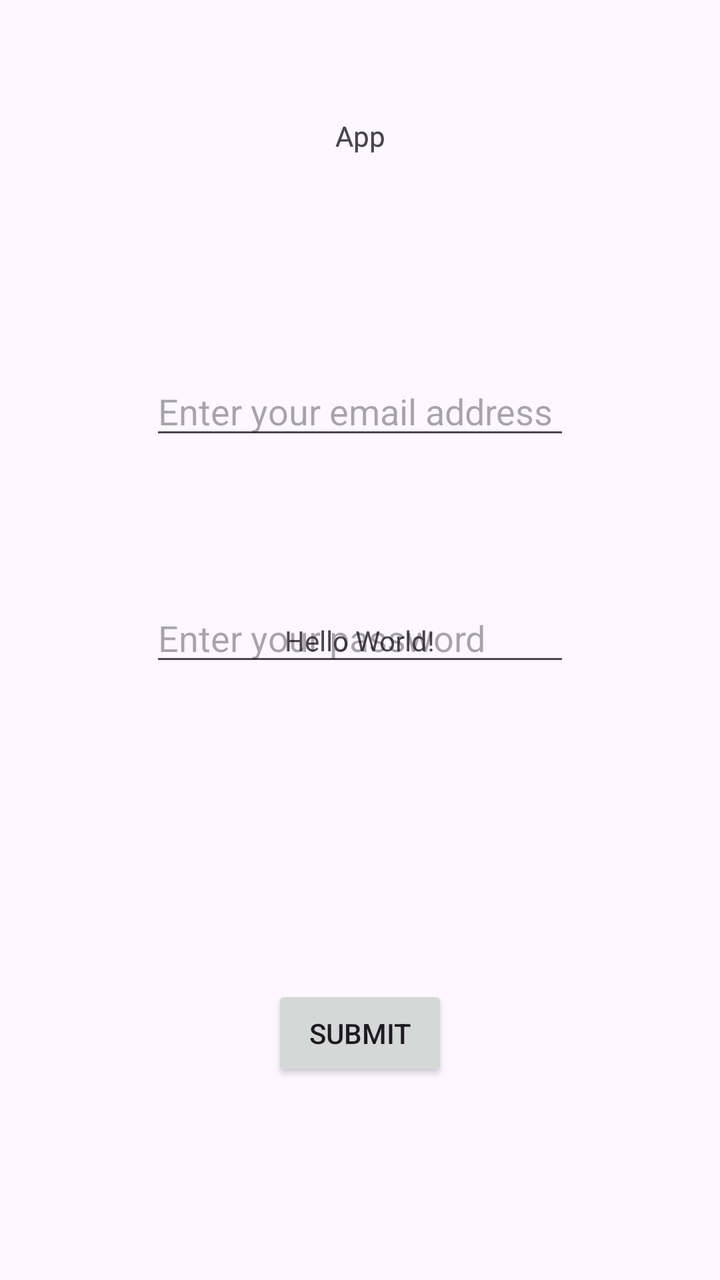
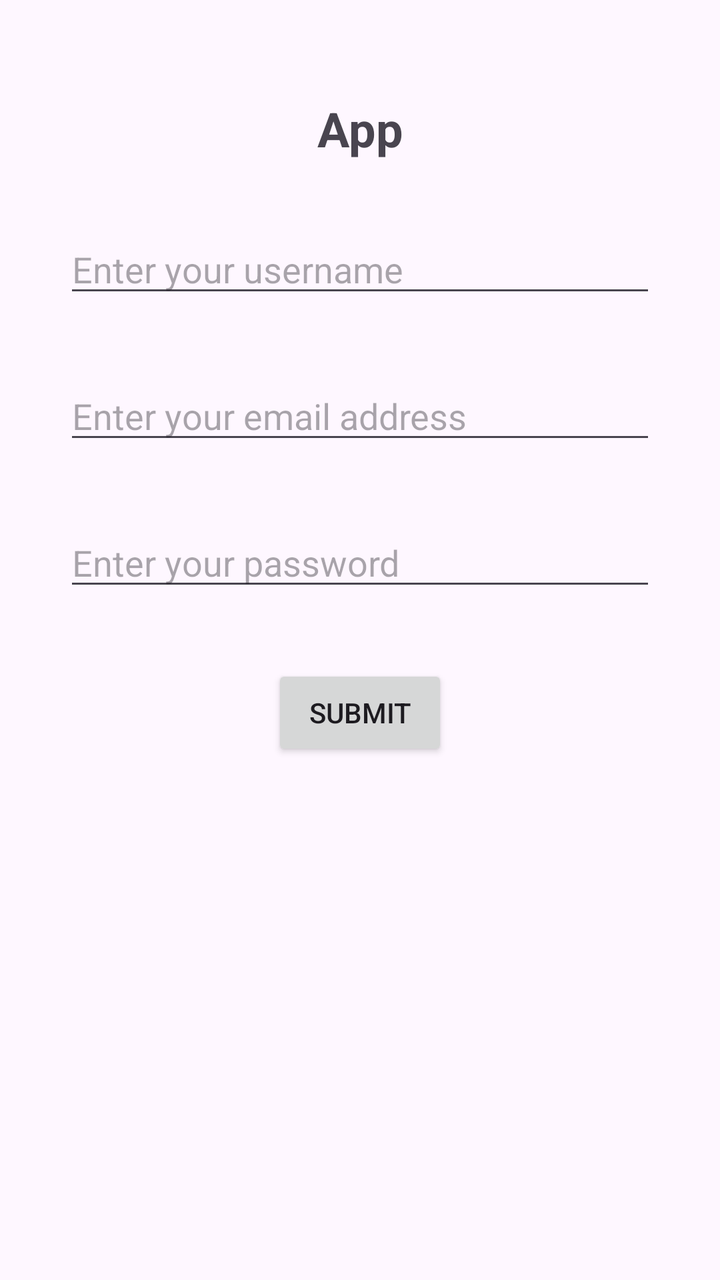

The first picture is an Android layout as it rendered before a commit; the second is the same layout after the commit. The layout source and the unified diff follow.
<!-- AndroidManifest.xml: application theme Theme.QuickCashSummer15 -->
<!-- res/layout/activity_main.xml -->
<?xml version="1.0" encoding="utf-8"?>
<androidx.constraintlayout.widget.ConstraintLayout xmlns:android="http://schemas.android.com/apk/res/android"
    xmlns:app="http://schemas.android.com/apk/res-auto"
    xmlns:tools="http://schemas.android.com/tools"
    android:id="@+id/main"
    android:layout_width="match_parent"
    android:layout_height="match_parent"
    tools:context=".MainActivity">

    <TextView
        android:id="@+id/textView"
        android:layout_width="wrap_content"
        android:layout_height="wrap_content"
        android:text="Hello World!"
        app:layout_constraintBottom_toBottomOf="parent"
        app:layout_constraintEnd_toEndOf="parent"
        app:layout_constraintStart_toStartOf="parent"
        app:layout_constraintTop_toTopOf="parent" />
    <TextView
        android:id="@+id/textView2"
        android:layout_width="wrap_content"
        android:layout_height="wrap_content"
        android:text="App"
        app:layout_constraintBottom_toBottomOf="parent"
        app:layout_constraintEnd_toEndOf="parent"
        app:layout_constraintStart_toStartOf="parent"
        app:layout_constraintTop_toTopOf="parent"
        app:layout_constraintVertical_bias="0.094" />
    <TextView
        android:id="@+id/textView3"
        android:layout_width="wrap_content"
        android:layout_height="wrap_content"
        android:text="App"
        app:layout_constraintBottom_toBottomOf="parent"
        app:layout_constraintEnd_toEndOf="parent"
        app:layout_constraintStart_toStartOf="parent"
        app:layout_constraintTop_toTopOf="parent"
        app:layout_constraintVertical_bias="0.094" />

    <EditText
        android:id="@+id/editTextTextEmailAddress"
        android:layout_width="wrap_content"
        android:layout_height="wrap_content"
        android:layout_marginTop="106dp"
        android:layout_marginBottom="72dp"
        android:ems="10"
        android:hint="Enter your email address"
        android:inputType="textEmailAddress"
        app:layout_constraintBottom_toTopOf="@+id/editTextTextPassword"
        app:layout_constraintEnd_toEndOf="parent"
        app:layout_constraintStart_toStartOf="parent"
        app:layout_constraintTop_toBottomOf="@+id/textView2" />

    <EditText
        android:id="@+id/editTextTextPassword"
        android:layout_width="wrap_content"
        android:layout_height="wrap_content"
        android:layout_marginTop="72dp"
        android:ems="10"
        android:hint="Enter your password"
        android:inputType="textPassword"
        app:layout_constraintEnd_toEndOf="parent"
        app:layout_constraintStart_toStartOf="parent"
        app:layout_constraintTop_toBottomOf="@+id/editTextTextEmailAddress" />

    <Button
        android:id="@+id/submit"
        android:layout_width="wrap_content"
        android:layout_height="wrap_content"
        android:layout_marginTop="192dp"
        android:layout_marginBottom="137dp"
        android:text="Submit"
        app:layout_constraintBottom_toBottomOf="parent"
        app:layout_constraintEnd_toEndOf="parent"
        app:layout_constraintStart_toStartOf="parent"
        app:layout_constraintTop_toBottomOf="@+id/editTextTextPassword" />


</androidx.constraintlayout.widget.ConstraintLayout>
<!-- resources referenced by this layout -->
<resources>
  <style name="Theme.QuickCashSummer15" parent="Base.Theme.QuickCashSummer15" />
  <style name="Base.Theme.QuickCashSummer15" parent="Theme.Material3.DayNight.NoActionBar">
          
          
      </style>
</resources>

<!-- the commit's change to res/layout/activity_main.xml (unified diff, before → after) -->
@@ -7,73 +7,68 @@
     android:layout_height="match_parent"
     tools:context=".MainActivity">
 
-    <TextView
-        android:id="@+id/textView"
-        android:layout_width="wrap_content"
-        android:layout_height="wrap_content"
-        android:text="Hello World!"
-        app:layout_constraintBottom_toBottomOf="parent"
-        app:layout_constraintEnd_toEndOf="parent"
-        app:layout_constraintStart_toStartOf="parent"
-        app:layout_constraintTop_toTopOf="parent" />
+    
     <TextView
         android:id="@+id/textView2"
         android:layout_width="wrap_content"
         android:layout_height="wrap_content"
         android:text="App"
-        app:layout_constraintBottom_toBottomOf="parent"
-        app:layout_constraintEnd_toEndOf="parent"
+        android:textSize="24sp"
+        android:textStyle="bold"
+        android:layout_marginTop="48dp"
+        app:layout_constraintTop_toTopOf="parent"
         app:layout_constraintStart_toStartOf="parent"
-        app:layout_constraintTop_toTopOf="parent"
-        app:layout_constraintVertical_bias="0.094" />
-    <TextView
-        android:id="@+id/textView3"
-        android:layout_width="wrap_content"
+        app:layout_constraintEnd_toEndOf="parent" />
+
+    
+    <EditText
+        android:id="@+id/editTextUserName"
+        android:layout_width="0dp"
         android:layout_height="wrap_content"
-        android:text="App"
-        app:layout_constraintBottom_toBottomOf="parent"
-        app:layout_constraintEnd_toEndOf="parent"
+        android:layout_marginTop="32dp"
+        android:layout_marginStart="32dp"
+        android:layout_marginEnd="32dp"
+        android:hint="Enter your username"
+        android:inputType="text"
+        app:layout_constraintTop_toBottomOf="@+id/textView2"
         app:layout_constraintStart_toStartOf="parent"
-        app:layout_constraintTop_toTopOf="parent"
-        app:layout_constraintVertical_bias="0.094" />
+        app:layout_constraintEnd_toEndOf="parent" />
 
     <EditText
         android:id="@+id/editTextTextEmailAddress"
-        android:layout_width="wrap_content"
+        android:layout_width="0dp"
         android:layout_height="wrap_content"
-        android:layout_marginTop="106dp"
-        android:layout_marginBottom="72dp"
-        android:ems="10"
+        android:layout_marginTop="32dp"
+        android:layout_marginStart="32dp"
+        android:layout_marginEnd="32dp"
         android:hint="Enter your email address"
         android:inputType="textEmailAddress"
-        app:layout_constraintBottom_toTopOf="@+id/editTextTextPassword"
-        app:layout_constraintEnd_toEndOf="parent"
+        app:layout_constraintTop_toBottomOf="@+id/editTextUserName"
         app:layout_constraintStart_toStartOf="parent"
-        app:layout_constraintTop_toBottomOf="@+id/textView2" />
+        app:layout_constraintEnd_toEndOf="parent" />
 
+    
     <EditText
         android:id="@+id/editTextTextPassword"
-        android:layout_width="wrap_content"
+        android:layout_width="0dp"
         android:layout_height="wrap_content"
-        android:layout_marginTop="72dp"
-        android:ems="10"
+        android:layout_marginTop="32dp"
+        android:layout_marginStart="32dp"
+        android:layout_marginEnd="32dp"
         android:hint="Enter your password"
         android:inputType="textPassword"
-        app:layout_constraintEnd_toEndOf="parent"
+        app:layout_constraintTop_toBottomOf="@+id/editTextTextEmailAddress"
         app:layout_constraintStart_toStartOf="parent"
-        app:layout_constraintTop_toBottomOf="@+id/editTextTextEmailAddress" />
+        app:layout_constraintEnd_toEndOf="parent" />
 
     <Button
         android:id="@+id/submit"
         android:layout_width="wrap_content"
         android:layout_height="wrap_content"
-        android:layout_marginTop="192dp"
-        android:layout_marginBottom="137dp"
+        android:layout_marginTop="32dp"
         android:text="Submit"
-        app:layout_constraintBottom_toBottomOf="parent"
-        app:layout_constraintEnd_toEndOf="parent"
+        app:layout_constraintTop_toBottomOf="@+id/editTextTextPassword"
         app:layout_constraintStart_toStartOf="parent"
-        app:layout_constraintTop_toBottomOf="@+id/editTextTextPassword" />
-
+        app:layout_constraintEnd_toEndOf="parent" />
 
 </androidx.constraintlayout.widget.ConstraintLayout>
